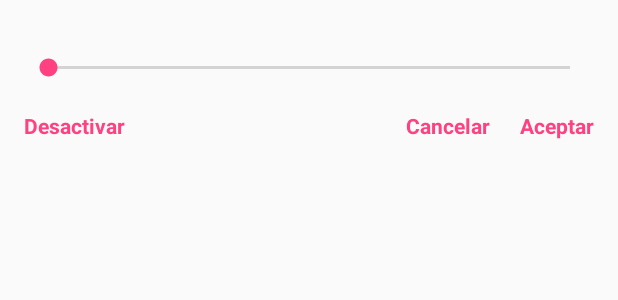
After one commit to Vareta/ListPlay, an Android app: the layout sleep_timer_dialog.xml on its own in the app's theme, with its tools: preview values and no code run, on a phone screen of 412 x 824 dp. The commit adds this screen. Shown: the top 300 px of the screen. Run offline under Robolectric (Android 15) with nearby library versions, the phone set to English and light mode, and no system bars.

Commit message:
Se implementa la función de sleep timer

```diff
--- /dev/null
+++ b/app/src/main/res/layout/sleep_timer_dialog.xml
@@ -0,0 +1,50 @@
+<?xml version="1.0" encoding="utf-8"?>
+<RelativeLayout xmlns:android="http://schemas.android.com/apk/res/android"
+    android:layout_width="match_parent"
+    android:layout_height="match_parent"
+    android:paddingBottom="@dimen/activity_vertical_margin"
+    android:paddingLeft="@dimen/activity_horizontal_margin"
+    android:paddingRight="@dimen/activity_horizontal_margin"
+    android:paddingTop="@dimen/activity_vertical_margin">
+
+    <SeekBar
+        android:id="@+id/tiempo"
+        android:layout_width="match_parent"
+        android:layout_height="wrap_content"
+        android:layout_marginTop="20dp"
+        android:layout_marginBottom="20dp"/>
+
+    <TextView
+        android:id="@+id/desactivar"
+        android:text="@string/desactivar_sleep"
+        android:layout_width="wrap_content"
+        android:layout_height="wrap_content"
+        android:layout_below="@id/tiempo"
+        android:textStyle="bold"
+        android:textColor="@color/colorAccent" />
+
+    <TextView
+        android:id="@+id/cancelar"
+        android:text="@string/cancelar_sleep"
+        android:layout_width="wrap_content"
+        android:layout_height="wrap_content"
+        android:textColor="@color/colorAccent"
+        android:layout_alignTop="@+id/aceptar"
+        android:layout_toLeftOf="@+id/aceptar"
+        android:layout_toStartOf="@+id/aceptar"
+        android:layout_marginRight="20dp"
+        android:textStyle="bold"
+        android:layout_marginEnd="20dp" />
+
+    <TextView
+        android:id="@+id/aceptar"
+        android:text="@string/aceptar_sleep"
+        android:layout_width="wrap_content"
+        android:layout_height="wrap_content"
+        android:textColor="@color/colorAccent"
+        android:layout_alignTop="@+id/desactivar"
+        android:textStyle="bold"
+        android:layout_alignParentRight="true"
+        android:layout_alignParentEnd="true" />
+
+</RelativeLayout>
--- a/app/src/main/res/values/strings.xml
+++ b/app/src/main/res/values/strings.xml
@@ -43,6 +43,13 @@
     <string name="aceptar_deletedia">Aceptar</string>
     <string name="cancelar_deletedia">Cancelar</string>
     <string name="exito_deletedia">Video eliminado</string>
+    <!--Sleep timer dialog-->
+    <string name="titulo1_sleep">Parar en: </string>
+    <string name="titulo2_sleep"> minutos</string>
+    <string name="titulo3_sleep">Desactivado</string>
+    <string name="desactivar_sleep">Desactivar</string>
+    <string name="cancelar_sleep">Cancelar</string>
+    <string name="aceptar_sleep">Aceptar</string>
     <!-- TODO: Remove or change this placeholder text -->
     <string name="hello_blank_fragment">Hello blank fragment</string>
 </resources>
```
Also changed, not shown: app/src/main/java/com/listplay/listplay/activities/Reproductor.java (+27 -1 lines), app/src/main/java/com/listplay/listplay/classes/Preferencias.java (+14 -0 lines), app/src/main/java/com/listplay/listplay/classes/ReproductorService.java (+44 -0 lines), app/src/main/java/com/listplay/listplay/fragments/SleepTimerDialog.java (added, +142 -0 lines).
